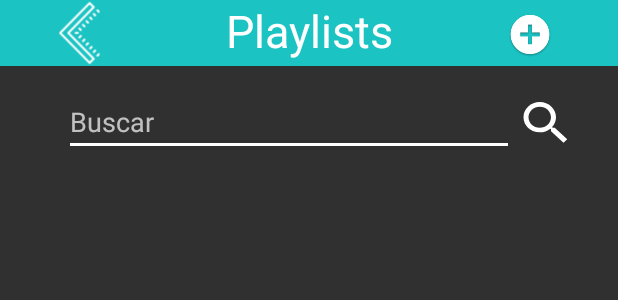
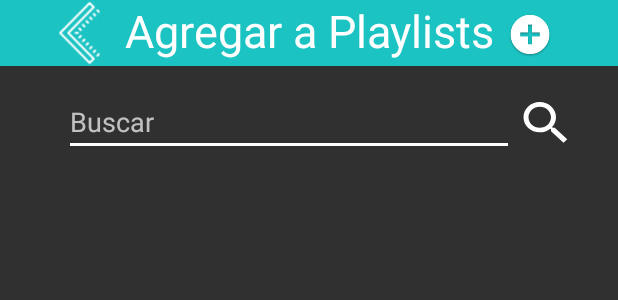
Before and after one commit to gabriela-sandoval/OugiMusic, an Android app: the layout activity_add_playlists.xml on its own in the app's theme, with its tools: preview values and no code run, on a phone screen of 412 x 824 dp. Shown: the top 300 px of the screen. Run offline under Robolectric (Android 15) with nearby library versions, the phone set to English and light mode, and no system bars.

Commit message:
Nombre de layout para agregar a lista

```diff
--- a/app/src/main/res/layout/activity_add_playlists.xml
+++ b/app/src/main/res/layout/activity_add_playlists.xml
@@ -59,7 +59,7 @@
         android:layout_width="match_parent"
         android:layout_height="44dp"
         android:background="#1BC3C3"
-        android:text="Playlists"
+        android:text="Agregar a Playlists"
         android:textAlignment="center"
         android:textColor="#FFFFFF"
         android:textSize="30sp"
```
